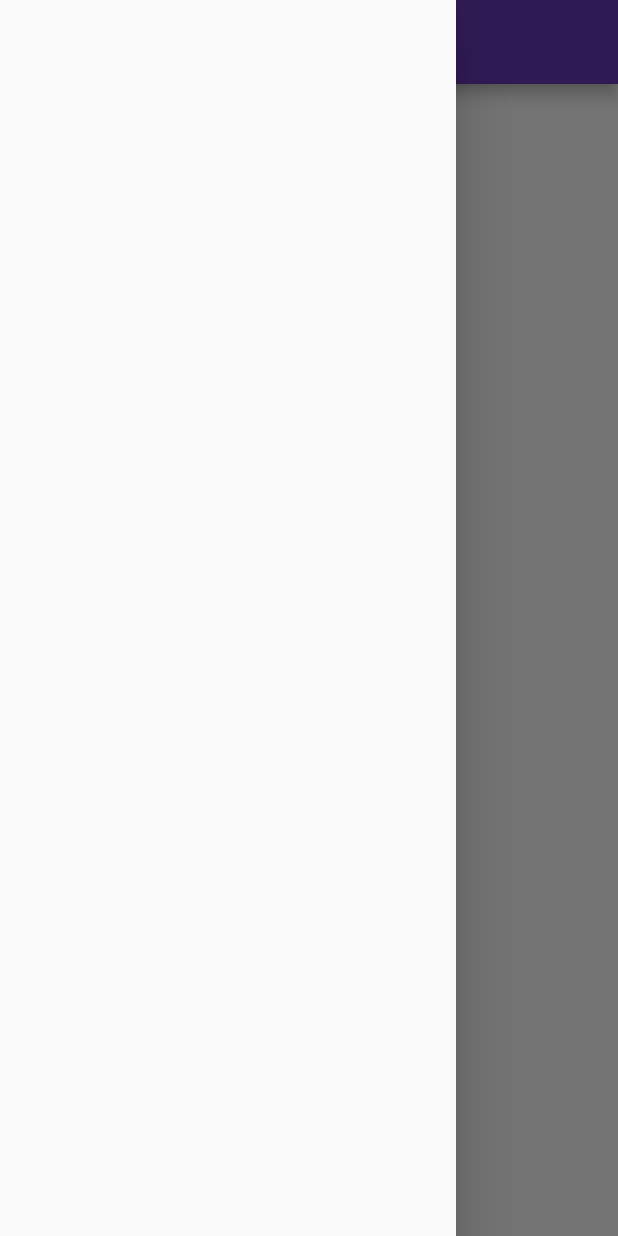
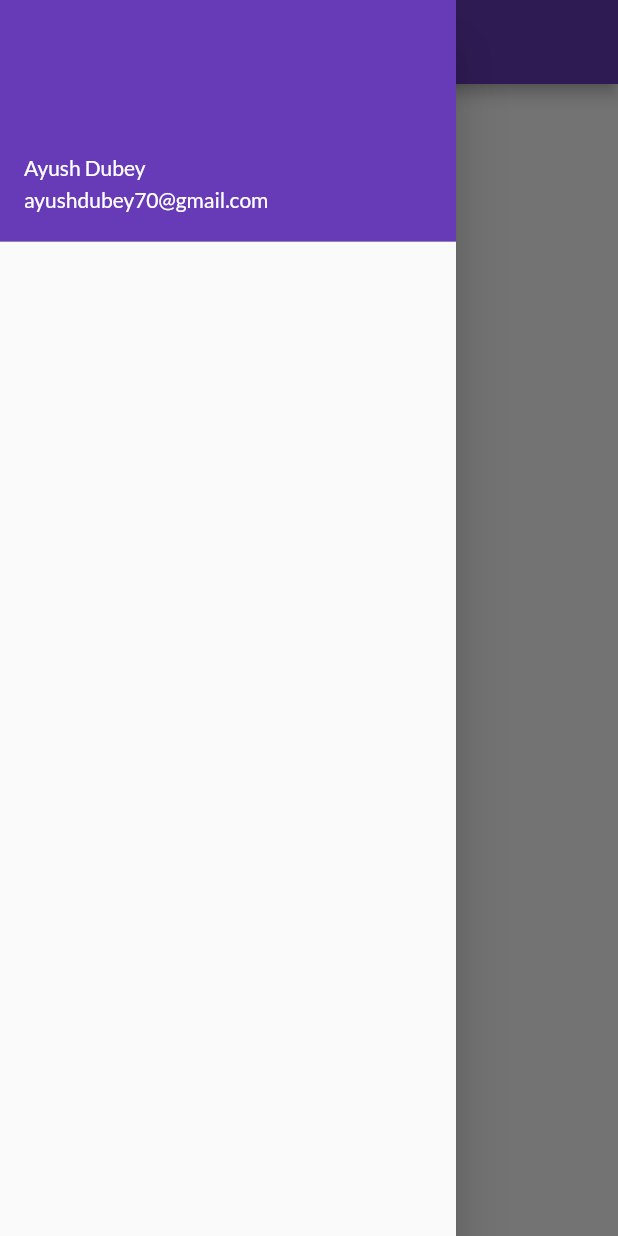
Before and after one commit to derpLLC/catalog, a Flutter app: the screen it shows after launch, with the side drawer open, on a phone screen of 412 x 824 dp. Run offline on Flutter 3.47's test engine with Material 2 defaults, Android fonts, the phone set to English and light mode, and no system bars; our stand-ins replace google_fonts.

Commit message:
lib: drawer: implement user header widget
Signed-off-by: Ayush Dubey <ayushdubey70@gmail.com>

```diff
--- a/lib/screens/home_page.dart
+++ b/lib/screens/home_page.dart
@@ -1,3 +1,4 @@
+import 'package:catalog/widgets/drawer.dart';
 import 'package:flutter/material.dart';
 
 class HomePage extends StatelessWidget {
@@ -15,7 +16,7 @@ class HomePage extends StatelessWidget {
           child: Text("Initial App"),
         ),
       ),
-      drawer: Drawer(),
+      drawer: MyDrawer(),
     );
   }
 }
--- /dev/null
+++ b/lib/widgets/drawer.dart
@@ -0,0 +1,21 @@
+import 'package:flutter/material.dart';
+
+class MyDrawer extends StatelessWidget {
+  @override
+  Widget build(BuildContext context) {
+    return Drawer(
+      child: ListView(
+        children: [
+          DrawerHeader(
+            padding: EdgeInsets.zero,
+            child: UserAccountsDrawerHeader(
+              margin: EdgeInsets.zero,
+              accountName: Text('Ayush Dubey'),
+              accountEmail: Text('ayushdubey70@gmail.com'),
+            ),
+          ),
+        ],
+      ),
+    );
+  }
+}
```
